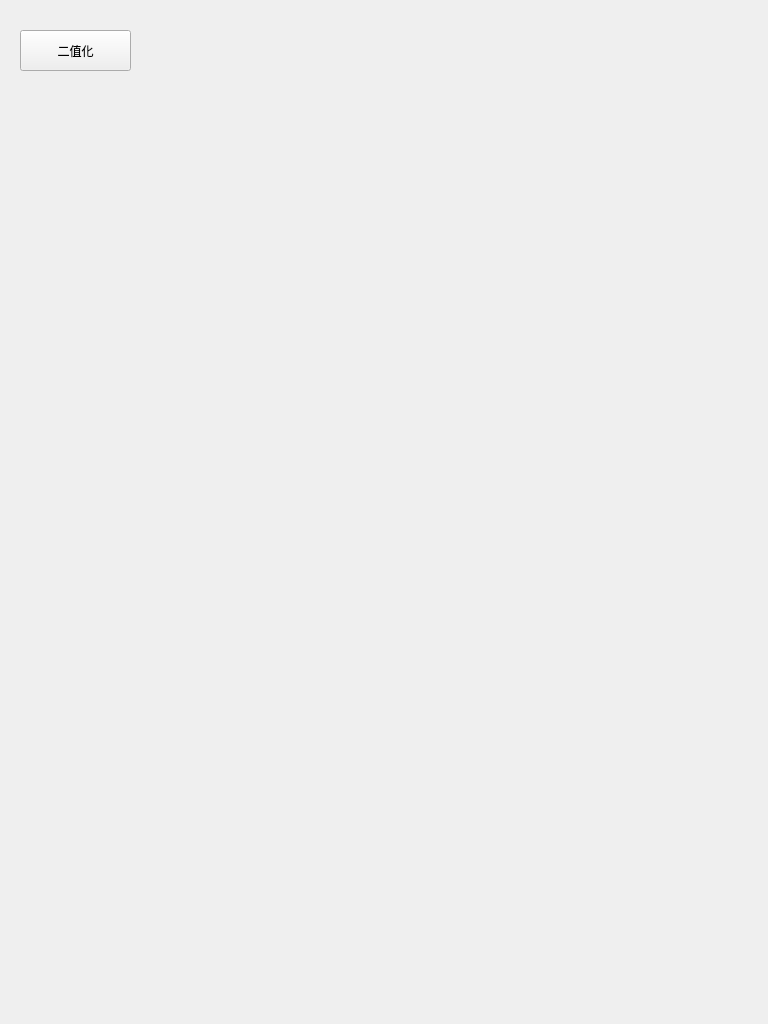
Old version of the form MachineVisionSystem/MachineVisionSystem.ui in the repository Uhifon/MachineVisionSystem.
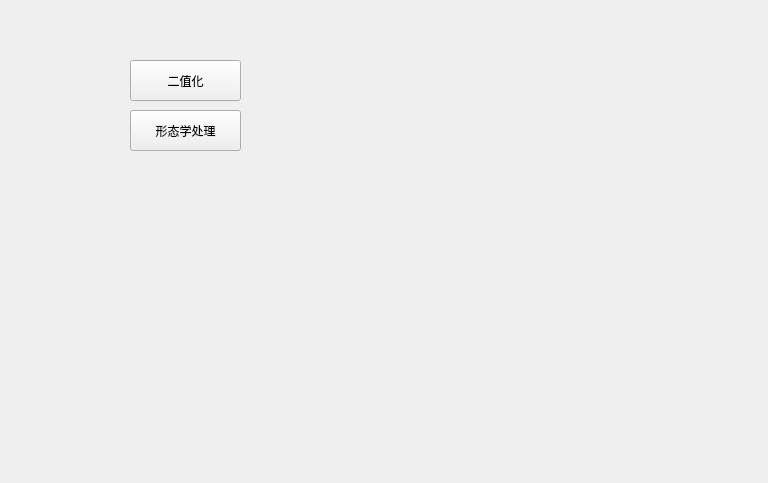
New version of the form.

```diff
--- a/MachineVisionSystem/MachineVisionSystem.ui
+++ b/MachineVisionSystem/MachineVisionSystem.ui
@@ -7,7 +7,7 @@
     <x>0</x>
     <y>0</y>
     <width>768</width>
-    <height>1024</height>
+    <height>483</height>
    </rect>
   </property>
   <property name="windowTitle">
@@ -17,8 +17,8 @@
    <widget class="QPushButton" name="btnBinarizeTool">
     <property name="geometry">
      <rect>
-      <x>20</x>
-      <y>30</y>
+      <x>130</x>
+      <y>60</y>
       <width>111</width>
       <height>41</height>
      </rect>
@@ -27,6 +27,19 @@
      <string>二值化</string>
     </property>
    </widget>
+   <widget class="QPushButton" name="btnMorphologicalTool">
+    <property name="geometry">
+     <rect>
+      <x>130</x>
+      <y>110</y>
+      <width>111</width>
+      <height>41</height>
+     </rect>
+    </property>
+    <property name="text">
+     <string>形态学处理</string>
+    </property>
+   </widget>
   </widget>
  </widget>
  <layoutdefault spacing="6" margin="11"/>
```
Left out of the diff: 21 changed lines with no effect on the pictures.
